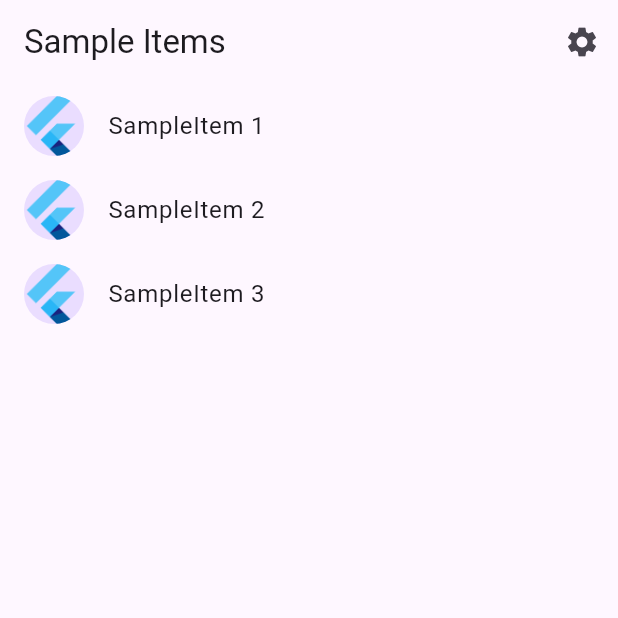
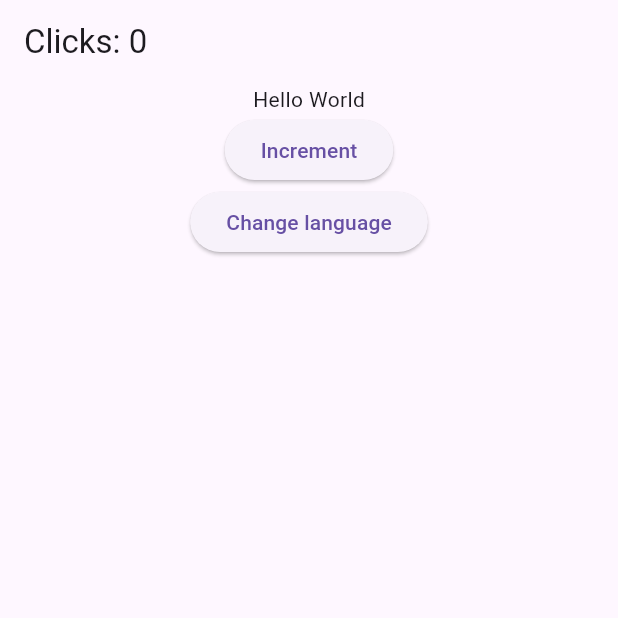
Before and after one commit to manukj/PestGPT, a Flutter app: the screen it shows after launch, on a phone screen of 412 x 824 dp, the top half of it. Run offline on Flutter 3.47's test engine with Material 3 defaults, Android fonts, the phone set to English and light mode, and no system bars; our stand-ins replace get.

Commit message:
added localisation

```diff
--- a/l10n.yaml
+++ /dev/null
@@ -1,3 +0,0 @@
-arb-dir: lib/src/localization
-template-arb-file: app_en.arb
-output-localization-file: app_localizations.dart
--- a/lib/src/app.dart
+++ b/lib/src/app.dart
@@ -1,85 +1,18 @@
 import 'package:flutter/material.dart';
-import 'package:flutter_gen/gen_l10n/app_localizations.dart';
-import 'package:flutter_localizations/flutter_localizations.dart';
+import 'package:get/get.dart';
+import 'package:pest_gpt/src/localization/localizer_manager.dart';
+import 'package:pest_gpt/src/pages/landing_page.dart';
 
-import 'sample_feature/sample_item_details_view.dart';
-import 'sample_feature/sample_item_list_view.dart';
-import 'settings/settings_controller.dart';
-import 'settings/settings_view.dart';
-
-/// The Widget that configures your application.
-class MyApp extends StatelessWidget {
-  const MyApp({
-    super.key,
-    required this.settingsController,
-  });
-
-  final SettingsController settingsController;
+class App extends StatelessWidget {
+  const App({super.key});
 
   @override
   Widget build(BuildContext context) {
-    // Glue the SettingsController to the MaterialApp.
-    //
-    // The ListenableBuilder Widget listens to the SettingsController for changes.
-    // Whenever the user updates their settings, the MaterialApp is rebuilt.
-    return ListenableBuilder(
-      listenable: settingsController,
-      builder: (BuildContext context, Widget? child) {
-        return MaterialApp(
-          // Providing a restorationScopeId allows the Navigator built by the
-          // MaterialApp to restore the navigation stack when a user leaves and
-          // returns to the app after it has been killed while running in the
-          // background.
-          restorationScopeId: 'app',
-
-          // Provide the generated AppLocalizations to the MaterialApp. This
-          // allows descendant Widgets to display the correct translations
-          // depending on the user's locale.
-          localizationsDelegates: const [
-            AppLocalizations.delegate,
-            GlobalMaterialLocalizations.delegate,
-            GlobalWidgetsLocalizations.delegate,
-            GlobalCupertinoLocalizations.delegate,
-          ],
-          supportedLocales: const [
-            Locale('en', ''), // English, no country code
-          ],
-
-          // Use AppLocalizations to configure the correct application title
-          // depending on the user's locale.
-          //
-          // The appTitle is defined in .arb files found in the localization
-          // directory.
-          onGenerateTitle: (BuildContext context) =>
-              AppLocalizations.of(context)!.appTitle,
-
-          // Define a light and dark color theme. Then, read the user's
-          // preferred ThemeMode (light, dark, or system default) from the
-          // SettingsController to display the correct theme.
-          theme: ThemeData(),
-          darkTheme: ThemeData.dark(),
-          themeMode: settingsController.themeMode,
-
-          // Define a function to handle named routes in order to support
-          // Flutter web url navigation and deep linking.
-          onGenerateRoute: (RouteSettings routeSettings) {
-            return MaterialPageRoute<void>(
-              settings: routeSettings,
-              builder: (BuildContext context) {
-                switch (routeSettings.name) {
-                  case SettingsView.routeName:
-                    return SettingsView(controller: settingsController);
-                  case SampleItemDetailsView.routeName:
-                    return const SampleItemDetailsView();
-                  case SampleItemListView.routeName:
-                  default:
-                    return const SampleItemListView();
-                }
-              },
-            );
-          },
-        );
-      },
+    return GetMaterialApp(
+      home: LandingPage(),
+      translations: LocalizationManager(),
+      fallbackLocale: const Locale('en', 'US'),
+      locale: Get.deviceLocale,
     );
   }
 }
--- a/lib/src/localization/app_en.arb
+++ /dev/null
@@ -1,6 +0,0 @@
-{
-  "appTitle": "pest_gpt",
-  "@appTitle": {
-    "description": "The title of the application"
-  }
-}
--- /dev/null
+++ b/lib/src/localization/en_us.dart
@@ -0,0 +1,5 @@
+const Map<String, Map<String, String>> enUs = {
+  'en_US': {
+    'hello': 'Hello World',
+  },
+};
--- /dev/null
+++ b/lib/src/localization/localizer_manager.dart
@@ -0,0 +1,8 @@
+import 'package:get/get.dart';
+import 'package:pest_gpt/src/localization/en_us.dart';
+import 'package:pest_gpt/src/localization/zh_cn.dart';
+
+class LocalizationManager extends Translations {
+  @override
+  Map<String, Map<String, String>> get keys => {...enUs, ...zhCn};
+}
--- /dev/null
+++ b/lib/src/localization/zh_cn.dart
@@ -0,0 +1,5 @@
+const Map<String, Map<String, String>> zhCn = {
+  'zh_cn': {
+    'hello': '你好世界',
+  },
+};
--- /dev/null
+++ b/lib/src/pages/controller/landing_controller.dart
@@ -0,0 +1,6 @@
+import 'package:get/state_manager.dart';
+
+class Controller extends GetxController {
+  var count = 0.obs;
+  increment() => count++;
+}
--- /dev/null
+++ b/lib/src/pages/landing_page.dart
@@ -0,0 +1,36 @@
+import 'package:flutter/material.dart';
+import 'package:get/get.dart';
+import 'package:pest_gpt/src/pages/controller/landing_controller.dart';
+
+class LandingPage extends StatelessWidget {
+  final Controller c = Get.put(Controller());
+
+  LandingPage({super.key});
+
+  @override
+  Widget build(BuildContext context) {
+    return Scaffold(
+      appBar: AppBar(title: Obx(() => Text("Clicks: ${c.count}"))),
+      body: Center(
+        child: Column(
+          children: [
+            Text("hello".tr),
+            ElevatedButton(
+              child: const Text("Increment"),
+              onPressed: () => c.increment(),
+            ),
+            ElevatedButton(
+              child: const Text("Change language"),
+              onPressed: () => {
+                if (Get.locale == const Locale('en', 'US'))
+                  {Get.updateLocale(const Locale('zh', 'CN'))}
+                else
+                  {Get.updateLocale(const Locale('en', 'US'))}
+              },
+            ),
+          ],
+        ),
+      ),
+    );
+  }
+}
--- a/lib/src/sample_feature/sample_item.dart
+++ /dev/null
@@ -1,6 +0,0 @@
-/// A placeholder class that represents an entity or model.
-class SampleItem {
-  const SampleItem(this.id);
-
-  final int id;
-}
--- a/lib/src/sample_feature/sample_item_list_view.dart
+++ /dev/null
@@ -1,71 +0,0 @@
-import 'package:flutter/material.dart';
-
-import '../settings/settings_view.dart';
-import 'sample_item.dart';
-import 'sample_item_details_view.dart';
-
-/// Displays a list of SampleItems.
-class SampleItemListView extends StatelessWidget {
-  const SampleItemListView({
-    super.key,
-    this.items = const [SampleItem(1), SampleItem(2), SampleItem(3)],
-  });
-
-  static const routeName = '/';
-
-  final List<SampleItem> items;
-
-  @override
-  Widget build(BuildContext context) {
-    return Scaffold(
-      appBar: AppBar(
-        title: const Text('Sample Items'),
-        actions: [
-          IconButton(
-            icon: const Icon(Icons.settings),
-            onPressed: () {
-              // Navigate to the settings page. If the user leaves and returns
-              // to the app after it has been killed while running in the
-              // background, the navigation stack is restored.
-              Navigator.restorablePushNamed(context, SettingsView.routeName);
-            },
-          ),
-        ],
-      ),
-
-      // To work with lists that may contain a large number of items, it’s best
-      // to use the ListView.builder constructor.
-      //
-      // In contrast to the default ListView constructor, which requires
-      // building all Widgets up front, the ListView.builder constructor lazily
-      // builds Widgets as they’re scrolled into view.
-      body: ListView.builder(
-        // Providing a restorationId allows the ListView to restore the
-        // scroll position when a user leaves and returns to the app after it
-        // has been killed while running in the background.
-        restorationId: 'sampleItemListView',
-        itemCount: items.length,
-        itemBuilder: (BuildContext context, int index) {
-          final item = items[index];
-
-          return ListTile(
-            title: Text('SampleItem ${item.id}'),
-            leading: const CircleAvatar(
-              // Display the Flutter Logo image asset.
-              foregroundImage: AssetImage('assets/images/flutter_logo.png'),
-            ),
-            onTap: () {
-              // Navigate to the details page. If the user leaves and returns to
-              // the app after it has been killed while running in the
-              // background, the navigation stack is restored.
-              Navigator.restorablePushNamed(
-                context,
-                SampleItemDetailsView.routeName,
-              );
-            }
-          );
-        },
-      ),
-    );
-  }
-}
--- a/lib/src/settings/settings_controller.dart
+++ /dev/null
@@ -1,50 +0,0 @@
-import 'package:flutter/material.dart';
-
-import 'settings_service.dart';
-
-/// A class that many Widgets can interact with to read user settings, update
-/// user settings, or listen to user settings changes.
-///
-/// Controllers glue Data Services to Flutter Widgets. The SettingsController
-/// uses the SettingsService to store and retrieve user settings.
-class SettingsController with ChangeNotifier {
-  SettingsController(this._settingsService);
-
-  // Make SettingsService a private variable so it is not used directly.
-  final SettingsService _settingsService;
-
-  // Make ThemeMode a private variable so it is not updated directly without
-  // also persisting the changes with the SettingsService.
-  late ThemeMode _themeMode;
-
-  // Allow Widgets to read the user's preferred ThemeMode.
-  ThemeMode get themeMode => _themeMode;
-
-  /// Load the user's settings from the SettingsService. It may load from a
-  /// local database or the internet. The controller only knows it can load the
-  /// settings from the service.
-  Future<void> loadSettings() async {
-    _themeMode = await _settingsService.themeMode();
-
-    // Important! Inform listeners a change has occurred.
-    notifyListeners();
-  }
-
-  /// Update and persist the ThemeMode based on the user's selection.
-  Future<void> updateThemeMode(ThemeMode? newThemeMode) async {
-    if (newThemeMode == null) return;
-
-    // Do not perform any work if new and old ThemeMode are identical
-    if (newThemeMode == _themeMode) return;
-
-    // Otherwise, store the new ThemeMode in memory
-    _themeMode = newThemeMode;
-
-    // Important! Inform listeners a change has occurred.
-    notifyListeners();
-
-    // Persist the changes to a local database or the internet using the
-    // SettingService.
-    await _settingsService.updateThemeMode(newThemeMode);
-  }
-}
--- a/lib/src/settings/settings_service.dart
+++ /dev/null
@@ -1,17 +0,0 @@
-import 'package:flutter/material.dart';
-
-/// A service that stores and retrieves user settings.
-///
-/// By default, this class does not persist user settings. If you'd like to
-/// persist the user settings locally, use the shared_preferences package. If
-/// you'd like to store settings on a web server, use the http package.
-class SettingsService {
-  /// Loads the User's preferred ThemeMode from local or remote storage.
-  Future<ThemeMode> themeMode() async => ThemeMode.system;
-
-  /// Persists the user's preferred ThemeMode to local or remote storage.
-  Future<void> updateThemeMode(ThemeMode theme) async {
-    // Use the shared_preferences package to persist settings locally or the
-    // http package to persist settings over the network.
-  }
-}
--- a/lib/src/settings/settings_view.dart
+++ /dev/null
@@ -1,51 +0,0 @@
-import 'package:flutter/material.dart';
-
-import 'settings_controller.dart';
-
-/// Displays the various settings that can be customized by the user.
-///
-/// When a user changes a setting, the SettingsController is updated and
-/// Widgets that listen to the SettingsController are rebuilt.
-class SettingsView extends StatelessWidget {
-  const SettingsView({super.key, required this.controller});
-
-  static const routeName = '/settings';
-
-  final SettingsController controller;
-
-  @override
-  Widget build(BuildContext context) {
-    return Scaffold(
-      appBar: AppBar(
-        title: const Text('Settings'),
-      ),
-      body: Padding(
-        padding: const EdgeInsets.all(16),
-        // Glue the SettingsController to the theme selection DropdownButton.
-        //
-        // When a user selects a theme from the dropdown list, the
-        // SettingsController is updated, which rebuilds the MaterialApp.
-        child: DropdownButton<ThemeMode>(
-          // Read the selected themeMode from the controller
-          value: controller.themeMode,
-          // Call the updateThemeMode method any time the user selects a theme.
-          onChanged: controller.updateThemeMode,
-          items: const [
-            DropdownMenuItem(
-              value: ThemeMode.system,
-              child: Text('System Theme'),
-            ),
-            DropdownMenuItem(
-              value: ThemeMode.light,
-              child: Text('Light Theme'),
-            ),
-            DropdownMenuItem(
-              value: ThemeMode.dark,
-              child: Text('Dark Theme'),
-            )
-          ],
-        ),
-      ),
-    );
-  }
-}
--- a/pubspec.yaml
+++ b/pubspec.yaml
@@ -12,6 +12,7 @@ environment:
 dependencies:
   flutter:
     sdk: flutter
+  get:
   flutter_localizations:
     sdk: flutter
 
```
Also changed, not shown: lib/main.dart (+2 -18 lines), lib/src/sample_feature/sample_item_details_view.dart (deleted, +0 -20 lines), pubspec.lock.
